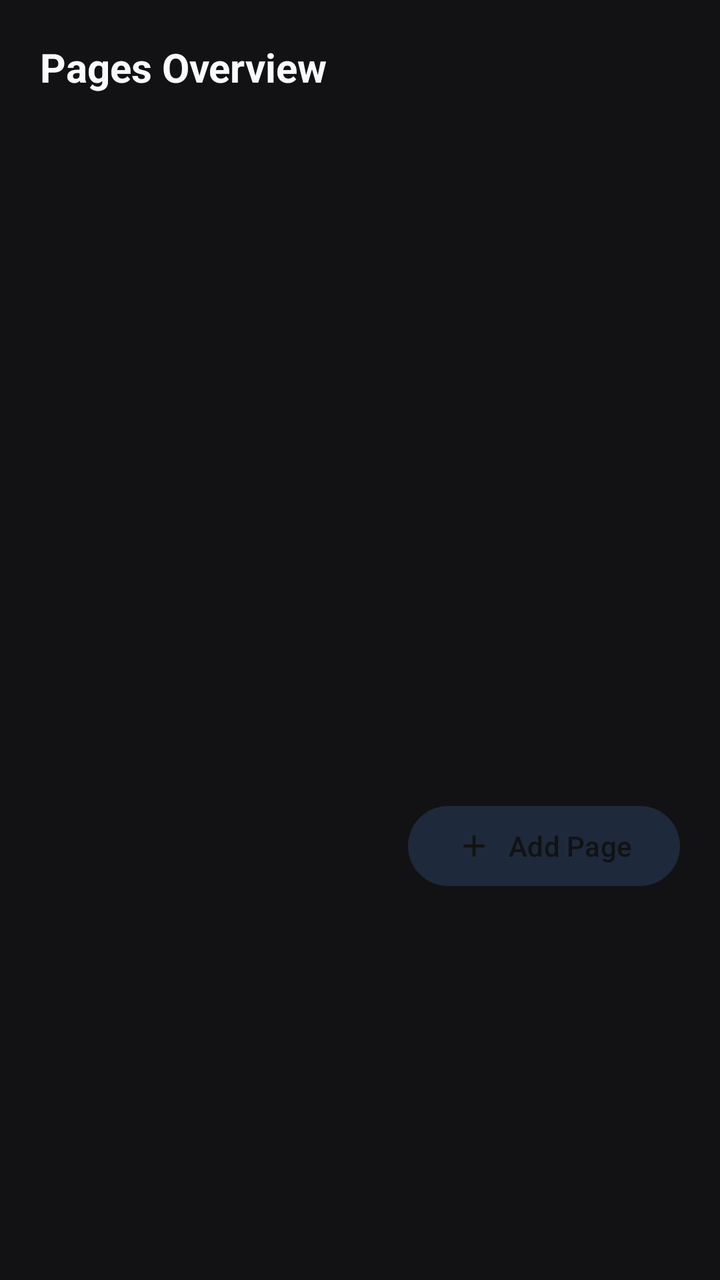
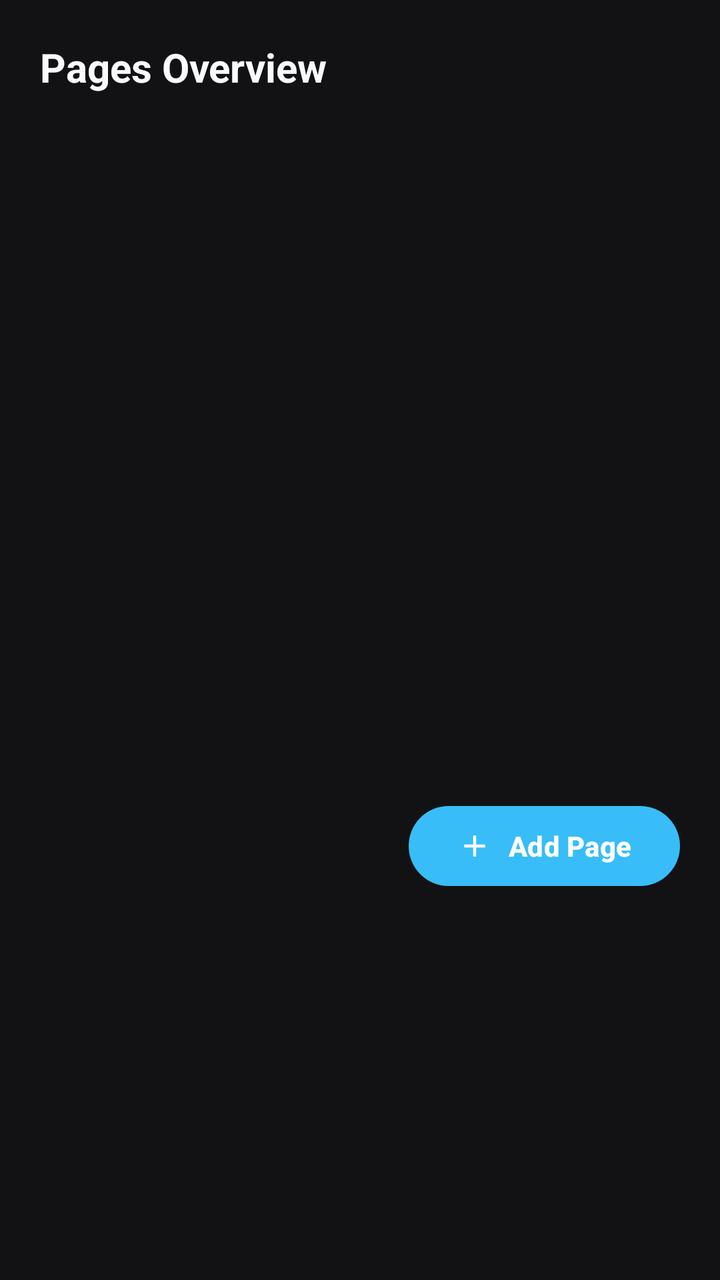

An Android layout rendered at two revisions. The XML below is the earlier revision; the diff shows what the commit changed to produce the second picture.
<!-- AndroidManifest.xml: application theme Theme.OpenNotes -->
<!-- res/layout/dialog_page_overview.xml -->
<?xml version="1.0" encoding="utf-8"?>
<LinearLayout xmlns:android="http://schemas.android.com/apk/res/android"
    xmlns:app="http://schemas.android.com/apk/res-auto"
    android:layout_width="match_parent"
    android:layout_height="wrap_content"
    android:orientation="vertical"
    android:padding="20dp">

    <TextView
        android:layout_width="wrap_content"
        android:layout_height="wrap_content"
        android:text="@string/pages_overview"
        android:textColor="@color/text_primary"
        android:textSize="20sp"
        android:textStyle="bold" />

    <androidx.recyclerview.widget.RecyclerView
        android:id="@+id/recyclerViewPages"
        android:layout_width="match_parent"
        android:layout_height="320dp"
        android:layout_marginTop="16dp" />

    <LinearLayout
        android:layout_width="match_parent"
        android:layout_height="wrap_content"
        android:orientation="horizontal"
        android:gravity="end"
        android:layout_marginTop="16dp">

        <com.google.android.material.button.MaterialButton
            android:id="@+id/btnOverviewAddPage"
            android:layout_width="wrap_content"
            android:layout_height="wrap_content"
            android:text="@string/add_page"
            app:icon="@drawable/ic_add"
            style="@style/Widget.Material3.Button.TonalButton" />
    </LinearLayout>

</LinearLayout>
<!-- resources referenced by this layout -->
<resources>
  <color name="text_primary">#F8FAFC</color>
  <string name="add_page">Add Page</string>
  <style name="Theme.OpenNotes" parent="Theme.Material3.DayNight.NoActionBar">
          
          <item name="colorPrimary">@color/primary</item>
          <item name="colorOnPrimary">#FFFFFF</item>
          <item name="colorPrimaryContainer">@color/surface_variant</item>
          <item name="colorOnPrimaryContainer">@color/text_primary</item>
  
          
          <item name="colorSecondary">@color/accent</item>
          <item name="colorOnSecondary">#FFFFFF</item>
          <item name="colorSecondaryContainer">@color/accent_light</item>
          <item name="colorOnSecondaryContainer">@color/primary_dark</item>
  
          
          <item name="android:statusBarColor">@color/surface</item>
          <item name="android:windowLightStatusBar">true</item>
          <item name="android:navigationBarColor">@color/surface</item>
          <item name="android:windowLightNavigationBar">true</item>
  
          <item name="android:windowBackground">@color/window_background</item>
      </style>
  <color name="primary">#1E1E24</color>
  <color name="surface_variant">#2A2A32</color>
  <color name="accent">#38BDF8</color>
  <color name="accent_light">#1E293B</color>
  <color name="primary_dark">#121214</color>
  <color name="surface">#1E1E24</color>
  <!-- unchanged entries left out for length: 3 -->
</resources>

<!-- the commit's change to res/layout/dialog_page_overview.xml (unified diff, before → after) -->
@@ -32,8 +32,12 @@
             android:layout_width="wrap_content"
             android:layout_height="wrap_content"
             android:text="@string/add_page"
+            android:textStyle="bold"
             app:icon="@drawable/ic_add"
-            style="@style/Widget.Material3.Button.TonalButton" />
+            app:iconTint="#FFFFFF"
+            android:textColor="#FFFFFF"
+            app:backgroundTint="@color/accent"
+            app:cornerRadius="20dp" />
     </LinearLayout>
 
 </LinearLayout>
<!-- resource entries referenced after the edit -->
@@ -4,31 +4,75 @@
   <string name="add_page">Add Page</string>
   <style name="Theme.OpenNotes" parent="Theme.Material3.DayNight.NoActionBar">
           
-          <item name="colorPrimary">@color/primary</item>
+          <item name="colorPrimary">@color/accent</item>
           <item name="colorOnPrimary">#FFFFFF</item>
-          <item name="colorPrimaryContainer">@color/surface_variant</item>
-          <item name="colorOnPrimaryContainer">@color/text_primary</item>
+          <item name="colorPrimaryContainer">@color/accent_light</item>
+          <item name="colorOnPrimaryContainer">@color/accent</item>
   
           
-          <item name="colorSecondary">@color/accent</item>
+          <item name="colorSecondary">@color/accent_blue</item>
           <item name="colorOnSecondary">#FFFFFF</item>
-          <item name="colorSecondaryContainer">@color/accent_light</item>
-          <item name="colorOnSecondaryContainer">@color/primary_dark</item>
+          <item name="colorSecondaryContainer">@color/surface_variant</item>
+          <item name="colorOnSecondaryContainer">@color/text_primary</item>
+  
+          
+          <item name="android:windowBackground">@color/window_background</item>
+          <item name="colorSurface">@color/surface</item>
+          <item name="colorOnSurface">@color/text_primary</item>
+          <item name="colorSurfaceVariant">@color/surface_variant</item>
+          <item name="colorOnSurfaceVariant">@color/text_secondary</item>
+          <item name="colorOutline">@color/divider</item>
+  
+          
+          <item name="materialAlertDialogTheme">@style/ThemeOverlay.OpenNotes.MaterialAlertDialog</item>
+          <item name="alertDialogTheme">@style/ThemeOverlay.OpenNotes.MaterialAlertDialog</item>
   
           
           <item name="android:statusBarColor">@color/surface</item>
-          <item name="android:windowLightStatusBar">true</item>
+          <item name="android:windowLightStatusBar">false</item>
           <item name="android:navigationBarColor">@color/surface</item>
-          <item name="android:windowLightNavigationBar">true</item>
-  
-          <item name="android:windowBackground">@color/window_background</item>
+          <item name="android:windowLightNavigationBar">false</item>
       </style>
-  <color name="primary">#1E1E24</color>
   <color name="surface_variant">#2A2A32</color>
   <color name="accent">#38BDF8</color>
   <color name="accent_light">#1E293B</color>
-  <color name="primary_dark">#121214</color>
+  <color name="accent_blue">#3B82F6</color>
   <color name="surface">#1E1E24</color>
+  <color name="text_secondary">#94A3B8</color>
+  <color name="divider">#33333E</color>
+  <style name="ThemeOverlay.OpenNotes.MaterialAlertDialog" parent="ThemeOverlay.Material3.MaterialAlertDialog">
+          <item name="colorSurface">@color/surface_card</item>
+          <item name="colorOnSurface">@color/text_primary</item>
+          <item name="colorOnSurfaceVariant">@color/text_secondary</item>
+          <item name="colorPrimary">@color/accent</item>
+          <item name="colorOnPrimary">#FFFFFF</item>
+  
+          
+          <item name="buttonBarPositiveButtonStyle">@style/Widget.OpenNotes.DialogButton.Positive</item>
+          <item name="buttonBarNegativeButtonStyle">@style/Widget.OpenNotes.DialogButton.Negative</item>
+          <item name="buttonBarNeutralButtonStyle">@style/Widget.OpenNotes.DialogButton.Neutral</item>
+          <item name="android:buttonBarPositiveButtonStyle">@style/Widget.OpenNotes.DialogButton.Positive</item>
+          <item name="android:buttonBarNegativeButtonStyle">@style/Widget.OpenNotes.DialogButton.Negative</item>
+          <item name="android:buttonBarNeutralButtonStyle">@style/Widget.OpenNotes.DialogButton.Neutral</item>
+      </style>
+  <color name="surface_card">#24242B</color>
+  <style name="Widget.OpenNotes.DialogButton.Positive" parent="Widget.Material3.Button.TextButton.Dialog">
+          <item name="android:textColor">@color/accent</item>
+          <item name="android:textStyle">bold</item>
+          <item name="android:textSize">14sp</item>
+          <item name="android:textAllCaps">false</item>
+      </style>
+  <style name="Widget.OpenNotes.DialogButton.Negative" parent="Widget.Material3.Button.TextButton.Dialog">
+          <item name="android:textColor">@color/text_primary</item>
+          <item name="android:textStyle">bold</item>
+          <item name="android:textSize">14sp</item>
+          <item name="android:textAllCaps">false</item>
+      </style>
+  <style name="Widget.OpenNotes.DialogButton.Neutral" parent="Widget.Material3.Button.TextButton.Dialog">
+          <item name="android:textColor">@color/text_secondary</item>
+          <item name="android:textSize">14sp</item>
+          <item name="android:textAllCaps">false</item>
+      </style>
   <!-- unchanged entries left out for length: 3 -->
 </resources>
 
